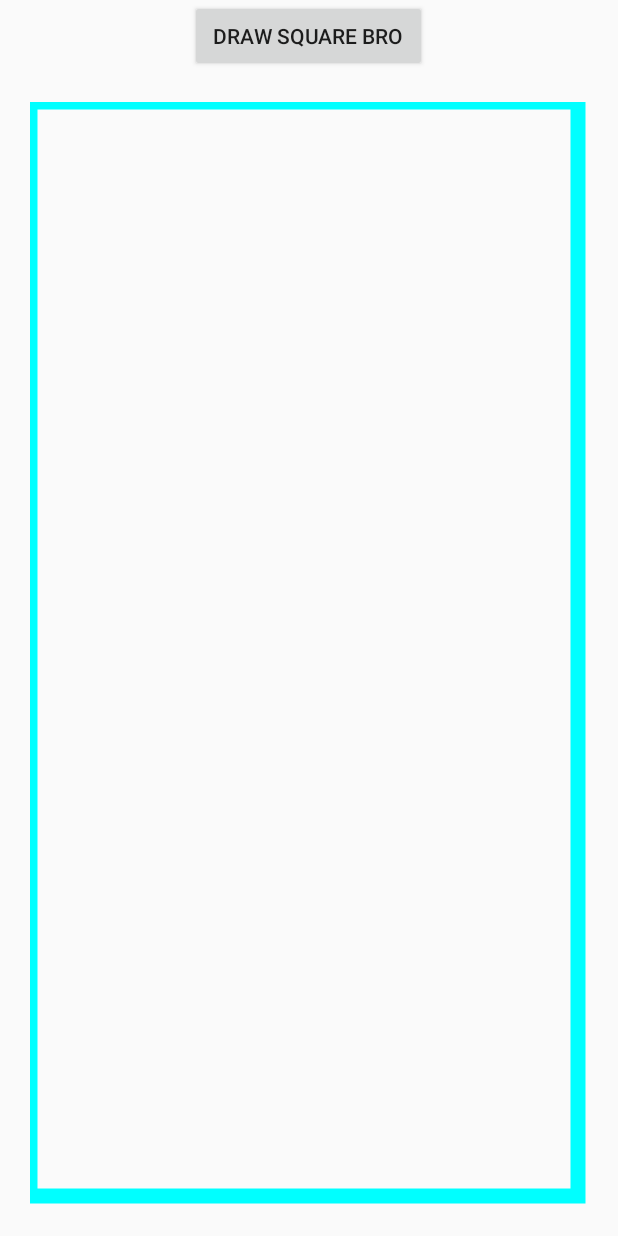
After one commit to eduardorabelo/MoveIN, an Android app: the layout activity_design_map.xml on its own in the app's theme, with its tools: preview values and no code run, on a phone screen of 412 x 824 dp. The commit adds this screen. Run offline under Robolectric (Android 15) with nearby library versions, the phone set to English and light mode, and no system bars.

Commit message:
Successfully added Map in View indoor map option and Map Editor in 'Design Map' option.

```diff
--- /dev/null
+++ b/app/src/main/java/com/example/shoaib/drawing/Editor.java
@@ -0,0 +1,110 @@
+package com.example.shoaib.drawing;
+
+/**
+ * Created by shoai on 22/05/2016.
+ */
+
+import java.util.ArrayList;
+import java.util.List;
+import java.util.Random;
+import android.content.Context;
+import android.graphics.Canvas;
+import android.graphics.Color;
+import android.graphics.Paint;
+import android.graphics.Point;
+import android.graphics.Rect;
+import android.util.AttributeSet;
+import android.view.MotionEvent;
+import android.view.View;
+import android.widget.Toast;
+
+public class Editor extends View implements View.OnTouchListener{
+    private Paint p,p1,p2,p3;
+    public int x1;
+    public int y1;
+    public int x2;
+    public int y2;
+    public int name_x1;
+    public int name_x2;
+    public String room_name="";
+    private ArrayList<Rect> rectangles = new ArrayList<Rect>();
+
+    public Editor(Context context, AttributeSet aSet) {
+        super(context, aSet);
+        p = new Paint();
+        p1= new Paint();
+        p2= new Paint();
+        p3= new Paint();
+    }
+
+    public void getvalues(int a, int b, int c, int d,int name1,int name2,String rname)
+    {
+
+        x1=a;
+        y1=b;
+        x2=c;
+        y2=d;
+        name_x1=name1;
+        name_x2=name2;
+        room_name=rname;
+
+    }
+    @Override
+    synchronized  public void onDraw(Canvas canvas) {
+
+        p.setStyle(Paint.Style.STROKE);
+        p.setAlpha(200);
+        p.setColor(Color.CYAN);
+        p.setStrokeWidth(15);
+        p1.setColor(Color.BLUE);
+        p1.setAlpha(200);
+        p1.setStrokeWidth(10);
+        p1.setStyle(Paint.Style.STROKE);
+        p2.setColor(Color.BLACK);
+        p2.setAlpha(200);
+        p2.setStrokeWidth(10);
+        p2.setStyle(Paint.Style.STROKE);
+        p3.setColor(Color.BLACK);
+        p3.setAlpha(200);
+        p3.setStrokeWidth(0);
+        p3.setStyle(Paint.Style.STROKE);
+        p3.setTextSize(30);
+
+
+
+
+        canvas.drawRect(0, 0, getWidth() - 10, getHeight() - 10, p);
+        rectangles.add(new Rect(x1, y1, x2, y2));
+
+        for (Rect rect:rectangles) {
+            canvas.drawRect(rect, p1);
+            canvas.drawText(room_name, x1 + 30, y1 + 30, p3);
+
+        }
+    }
+
+    @Override
+    public void onDrawForeground(Canvas canvas) {
+//        super.onDrawForeground(canvas);
+    }
+
+    @Override
+    public boolean onTouch(View v, MotionEvent event) {
+        switch (event.getAction()) {
+            case MotionEvent.ACTION_DOWN:
+
+                Toast toast = Toast.makeText(getContext(),"Hello",Toast.LENGTH_LONG);
+                toast.show();
+                break;
+            case MotionEvent.ACTION_MOVE:
+                Toast toast1 = Toast.makeText(getContext(),"Hello",Toast.LENGTH_LONG);
+                toast1.show();
+                break;
+            case MotionEvent.ACTION_UP:
+                Toast toast2 = Toast.makeText(getContext(),"Hello",Toast.LENGTH_LONG);
+                toast2.show();
+                break;
+        }
+        return true;
+    }
+}
--- /dev/null
+++ b/app/src/main/res/layout/activity_design_map.xml
@@ -0,0 +1,19 @@
+<LinearLayout xmlns:android="http://schemas.android.com/apk/res/android"
+    android:layout_width="fill_parent"
+    android:layout_height="fill_parent"
+    android:orientation="vertical" >
+
+
+    <Button
+        android:layout_width="wrap_content"
+        android:layout_height="wrap_content"
+        android:text=" Draw square bro "
+        android:id="@+id/the_button"
+        android:layout_gravity="center_horizontal" />
+
+    <com.example.shoaib.drawing.Editor
+        android:layout_width="fill_parent"
+        android:layout_height="fill_parent"
+        android:layout_margin="20dip"
+        android:id="@+id/the_canvas"/>
+</LinearLayout>
--- a/app/src/main/res/layout/activity_indoor_map_options.xml
+++ b/app/src/main/res/layout/activity_indoor_map_options.xml
@@ -47,7 +47,7 @@
         android:background="#dc3453dc"
         android:textColor="#ffffff"
         android:typeface="monospace"
-        android:onClick="gotooutdoormap" />
+        android:onClick="gotoindoormap" />
 
     <Button
         android:layout_width="100dp"
@@ -61,7 +61,7 @@
         android:background="#dc3453dc"
         android:textColor="#ffffff"
         android:typeface="monospace"
-        android:onClick="gotooutdoormap" />
+        android:onClick="gotodesignmap" />
 
     <TextView
         android:layout_width="wrap_content"
```
Also changed, not shown: app/src/main/AndroidManifest.xml (+3 -4 lines), app/src/main/java/com/example/shoaib/movein/DesignMap.java (added, +210 -0 lines), app/src/main/java/com/example/shoaib/movein/IndoorMap.java (added, +12 -0 lines), app/src/main/java/com/example/shoaib/movein/IndoorMapOptions.java (+16 -0 lines), app/src/main/java/com/example/shoaib/movein/MyView.java (added, +137 -0 lines), app/src/main/res/layout/activity_indoor_map.xml (added, +12 -0 lines).
